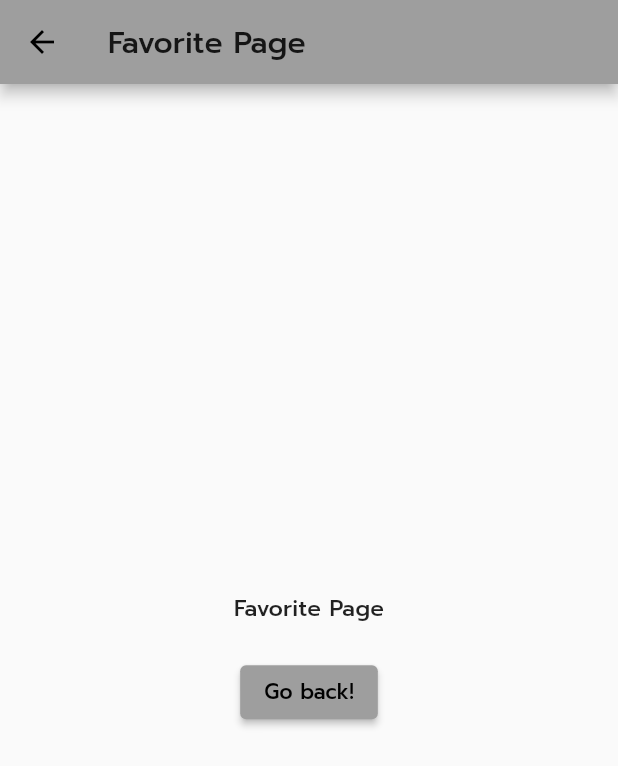
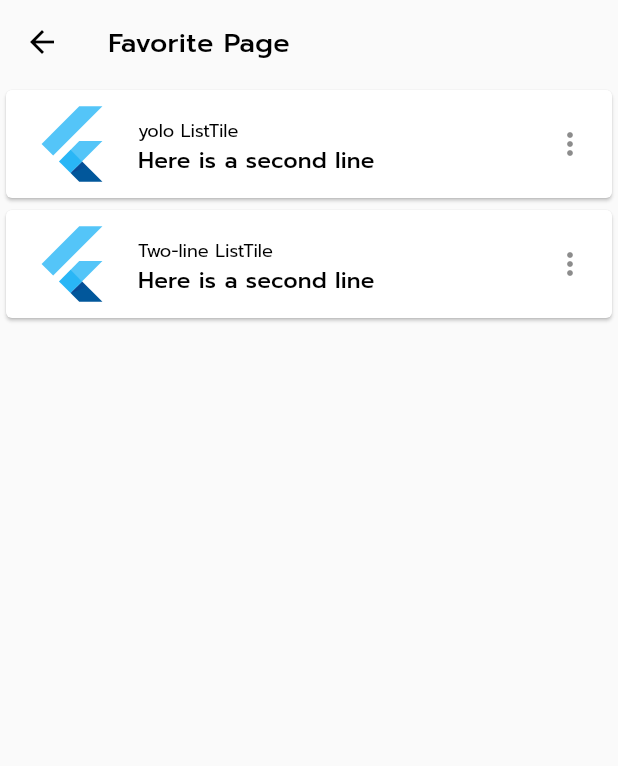
Before and after one commit to pho0m/thap, a Flutter app: the FavoritePage screen opened directly, on a phone screen of 412 x 824 dp. Shown: the top 766 px of the screen. Run offline on Flutter 3.47's test engine with Material 2 defaults, Android fonts, the phone set to English and light mode, and no system bars; our stand-ins replace carousel_slider, flutter_feather_icons.

Commit message:
create favorite page add list-view ,list-tile , card haha

```diff
--- a/lib/screens/favorite/favorite_page.dart
+++ b/lib/screens/favorite/favorite_page.dart
@@ -1,3 +1,4 @@
+import 'package:dt_app/theme/constant.dart';
 import 'package:flutter/material.dart';
 
 class FavoritePage extends StatelessWidget {
@@ -5,25 +6,74 @@ class FavoritePage extends StatelessWidget {
 
   @override
   Widget build(BuildContext context) {
+    double _width = MediaQuery.of(context).size.width;
+    double _height = MediaQuery.of(context).size.height;
+    List<Widget> litems = [
+      Card(
+        child: ListTile(
+          leading: const FlutterLogo(size: 56.0),
+          title: const Text('yolo ListTile'),
+          subtitle: const Text('Here is a second line'),
+          trailing: const Icon(Icons.more_vert),
+          onTap: () {},
+        ),
+      ),
+      Card(
+        child: ListTile(
+          leading: const FlutterLogo(size: 56.0),
+          title: const Text('Two-line ListTile'),
+          subtitle: const Text('Here is a second line'),
+          trailing: const Icon(Icons.more_vert),
+          onTap: () {},
+        ),
+      ),
+    ];
     return Scaffold(
       appBar: AppBar(
-        title: const Text("Favorite Page"),
+        title: const Text(
+          "Favorite Page",
+          style: head3,
+        ),
+        backgroundColor: Colors.transparent,
+        elevation: 0,
       ),
-      body: Center(
+      body: _body([
+        Center(
+          child: Column(
+            mainAxisAlignment: MainAxisAlignment.center,
+            children: <Widget>[
+              SizedBox(
+                width: _width,
+                height: _height,
+                child: ListView.builder(
+                  itemCount: litems.length,
+                  itemBuilder: (BuildContext ctxt, int index) {
+                    return litems[index];
+                  },
+                ),
+              ),
+              // const Text("Favorite Page"),
+              // const SizedBox(
+              //   height: 20,
+              // ),
+              // ElevatedButton(
+              //   onPressed: () {
+              //     Navigator.pop(context);
+              //   },
+              //   child: const Text('Go back!'),
+              // ),
+            ],
+          ),
+        )
+      ]),
+    );
+  }
+
+  Widget _body(List<Widget> inhome) {
+    return SafeArea(
+      child: SingleChildScrollView(
         child: Column(
-          mainAxisAlignment: MainAxisAlignment.center,
-          children: <Widget>[
-            const Text("Favorite Page"),
-            const SizedBox(
-              height: 20,
-            ),
-            ElevatedButton(
-              onPressed: () {
-                Navigator.pop(context);
-              },
-              child: const Text('Go back!'),
-            ),
-          ],
+          children: inhome,
         ),
       ),
     );
```
